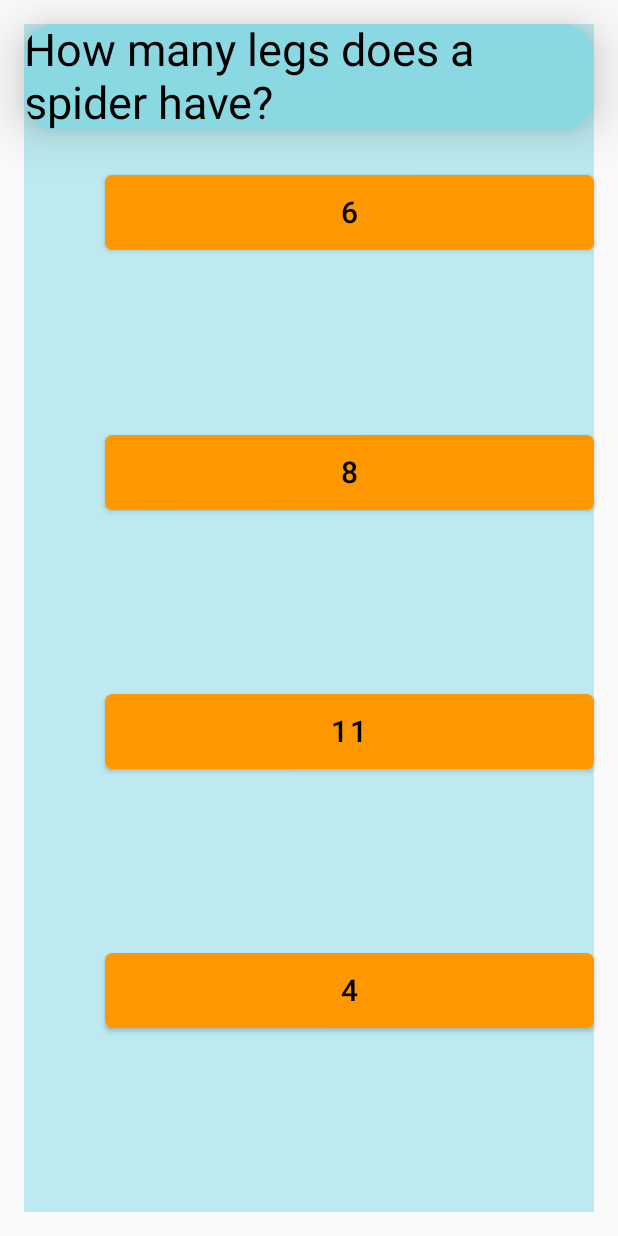
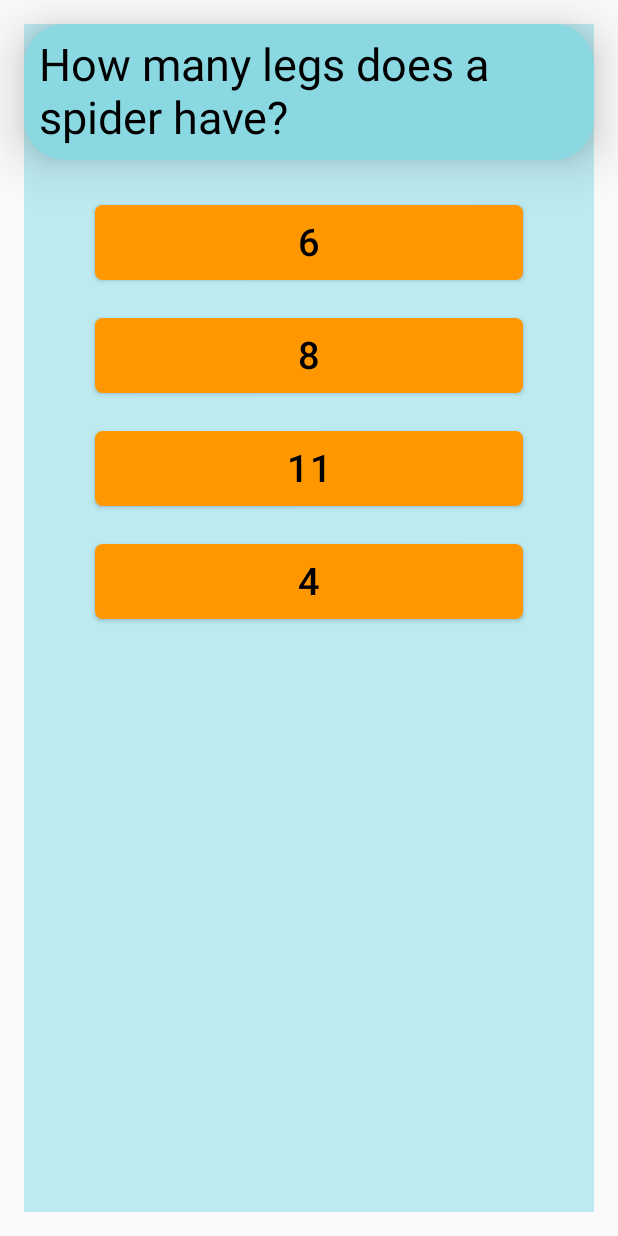
Before and after one commit to idos1234/QuizGame, an Android app built with Jetpack Compose: the GameScreen screen opened through its navigation route, on a phone screen of 412 x 824 dp. Run offline under Robolectric (Android 15) with nearby library versions, the phone set to English and light mode, and no system bars; our stand-ins replace window size class.

Commit message:
continue making the app on different sizes of screens

```diff
--- a/app/src/main/java/com/example/quizgame/ui/GameScreen.kt
+++ b/app/src/main/java/com/example/quizgame/ui/GameScreen.kt
@@ -9,6 +9,7 @@ import androidx.compose.runtime.saveable.rememberSaveable
 import androidx.compose.ui.Alignment
 import androidx.compose.ui.Modifier
 import androidx.compose.ui.graphics.Color
+import androidx.compose.ui.unit.Dp
 import androidx.compose.ui.unit.TextUnit
 import androidx.compose.ui.unit.dp
 import androidx.compose.ui.unit.sp
@@ -26,10 +27,16 @@ fun GameScreen(AfterTenTimes: () -> Unit, viewModel: QuizViewModel = QuizViewMod
         else -> 70.sp
     }
     val ButtonTextSize: TextUnit = when (windowSize) {
-        WindowWidthSizeClass.Compact -> 20.sp
-        WindowWidthSizeClass.Medium -> 30.sp
-        WindowWidthSizeClass.Expanded -> 95.sp
-        else -> 70.sp
+        WindowWidthSizeClass.Compact -> 25.sp
+        WindowWidthSizeClass.Medium -> 35.sp
+        WindowWidthSizeClass.Expanded -> 50.sp
+        else -> 50.sp
+    }
+    val ButtonHeight: Dp = when (windowSize) {
+        WindowWidthSizeClass.Compact -> 50.dp
+        WindowWidthSizeClass.Medium -> 70.dp
+        WindowWidthSizeClass.Expanded -> 80.dp
+        else -> 80.dp
     }
 
     var randomQuestion by remember {
@@ -62,11 +69,11 @@ fun GameScreen(AfterTenTimes: () -> Unit, viewModel: QuizViewModel = QuizViewMod
         horizontalAlignment = Alignment.CenterHorizontally
     ) {
         Card(elevation = 20.dp, backgroundColor = Secondary) {
-            Text(text = randomQuestion.question, color = Color.Black, fontSize = textSize)
+            Text(text = randomQuestion.question, color = Color.Black, fontSize = textSize,  modifier = Modifier.padding(10.dp))
         }
         Spacer(modifier = Modifier.height(30.dp))
         options.forEach { item ->
-            Row(modifier = Modifier.weight(2f)) {
+            Row() {
                 Spacer(modifier = Modifier.weight(1f))
                 Button(
                     onClick = {
@@ -101,14 +108,14 @@ fun GameScreen(AfterTenTimes: () -> Unit, viewModel: QuizViewModel = QuizViewMod
                     },
                     colors = ButtonDefaults.buttonColors(buttonColor),
                     modifier = Modifier
-                        .width(200.dp)
-                        .height(50.dp)
+                        .height(ButtonHeight)
                         .weight(6f)
                 ) {
                     Text(item, fontSize = ButtonTextSize)
                 }
+                Spacer(modifier = Modifier.weight(1f))
             }
-            Spacer(modifier = Modifier.weight(1f))
+            Spacer(modifier = Modifier.height(ButtonHeight/2))
         }
     }
 }
```
